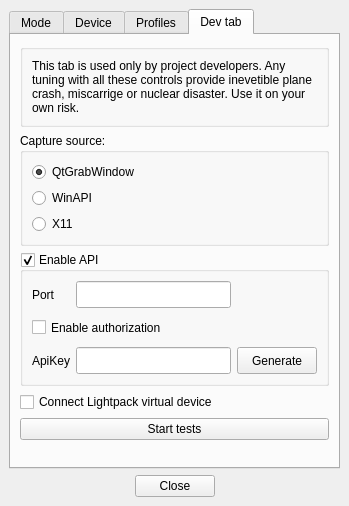
Before: the Qt Designer form Software/src/SettingsWindow.ui in Atarity/Lightpack, drawn with Qt 5.
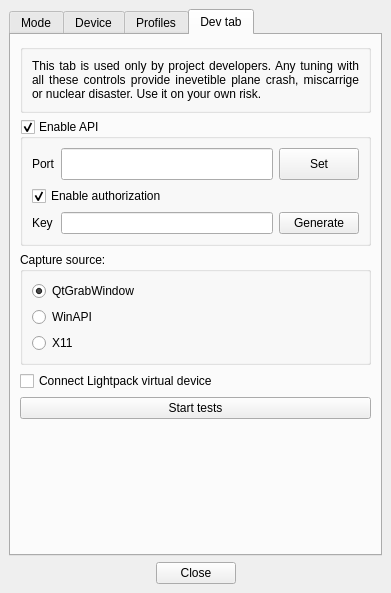
After: the same form once the commit is applied. The open tabs and pages were chosen to show the change. Icons and pictures are not drawn. Custom widgets are drawn as their Qt base class.

Patch:
```diff
--- a/Software/src/SettingsWindow.ui
+++ b/Software/src/SettingsWindow.ui
@@ -7,8 +7,8 @@
    <rect>
     <x>0</x>
     <y>0</y>
-    <width>349</width>
-    <height>506</height>
+    <width>391</width>
+    <height>593</height>
    </rect>
   </property>
   <property name="windowTitle">
@@ -25,6 +25,12 @@
    <layout class="QVBoxLayout" name="verticalLayout_2">
     <item>
      <widget class="QTabWidget" name="tabWidget">
+      <property name="sizePolicy">
+       <sizepolicy hsizetype="Expanding" vsizetype="MinimumExpanding">
+        <horstretch>0</horstretch>
+        <verstretch>0</verstretch>
+       </sizepolicy>
+      </property>
       <property name="tabPosition">
        <enum>QTabWidget::North</enum>
       </property>
@@ -1278,28 +1284,119 @@
        </attribute>
        <layout class="QVBoxLayout" name="verticalLayout_7">
         <item>
-         <widget class="QGroupBox" name="groupBox_8">
-          <property name="minimumSize">
-           <size>
-            <width>0</width>
-            <height>50</height>
-           </size>
-          </property>
-          <property name="title">
-           <string notr="true"/>
+         <widget class="QGroupBox" name="groupBox_DevTabTxt">
+          <property name="checkable">
+           <bool>false</bool>
           </property>
           <layout class="QVBoxLayout" name="verticalLayout_12">
+           <property name="leftMargin">
+            <number>9</number>
+           </property>
            <item>
-            <widget class="QLabel" name="label">
-             <property name="styleSheet">
-              <string notr="true"/>
-             </property>
+            <widget class="QLabel" name="label_DevTabWarning">
              <property name="text">
               <string>This tab is used only by project developers. Any tuning with all these controls provide inevetible plane crash, miscarrige or nuclear disaster. Use it on your own risk.</string>
              </property>
+             <property name="alignment">
+              <set>Qt::AlignJustify|Qt::AlignVCenter</set>
+             </property>
              <property name="wordWrap">
               <bool>true</bool>
              </property>
+             <property name="margin">
+              <number>0</number>
+             </property>
+            </widget>
+           </item>
+          </layout>
+         </widget>
+        </item>
+        <item>
+         <widget class="QGroupBox" name="groupBox_Api">
+          <property name="sizePolicy">
+           <sizepolicy hsizetype="Preferred" vsizetype="Preferred">
+            <horstretch>0</horstretch>
+            <verstretch>0</verstretch>
+           </sizepolicy>
+          </property>
+          <property name="title">
+           <string>Enable API</string>
+          </property>
+          <property name="checkable">
+           <bool>true</bool>
+          </property>
+          <property name="checked">
+           <bool>true</bool>
+          </property>
+          <layout class="QGridLayout" name="gridLayout_3">
+           <item row="0" column="0">
+            <widget class="QLabel" name="label_ApiPort">
+             <property name="text">
+              <string>Port</string>
+             </property>
+            </widget>
+           </item>
+           <item row="0" column="1">
+            <widget class="QLineEdit" name="lineEdit_ApiPort">
+             <property name="sizePolicy">
+              <sizepolicy hsizetype="Expanding" vsizetype="Expanding">
+               <horstretch>0</horstretch>
+               <verstretch>100</verstretch>
+              </sizepolicy>
+             </property>
+             <property name="inputMask">
+              <string>D999; </string>
+             </property>
+            </widget>
+           </item>
+           <item row="0" column="2">
+            <widget class="QPushButton" name="pushButton_SetApiPort">
+             <property name="sizePolicy">
+              <sizepolicy hsizetype="Preferred" vsizetype="Preferred">
+               <horstretch>0</horstretch>
+               <verstretch>0</verstretch>
+              </sizepolicy>
+             </property>
+             <property name="text">
+              <string>Set</string>
+             </property>
+            </widget>
+           </item>
+           <item row="1" column="0" colspan="3">
+            <widget class="QCheckBox" name="checkBox_IsApiAuthEnabled">
+             <property name="text">
+              <string>Enable authorization</string>
+             </property>
+             <property name="checkable">
+              <bool>true</bool>
+             </property>
+             <property name="checked">
+              <bool>true</bool>
+             </property>
+            </widget>
+           </item>
+           <item row="2" column="0">
+            <widget class="QLabel" name="label_ApiKey">
+             <property name="text">
+              <string>Key</string>
+             </property>
+            </widget>
+           </item>
+           <item row="2" column="1">
+            <widget class="QLineEdit" name="lineEdit_ApiKey">
+             <property name="toolTip">
+              <string>Copy and paste this key into the application using the API, for authorization on the server</string>
+             </property>
+             <property name="readOnly">
+              <bool>true</bool>
+             </property>
+            </widget>
+           </item>
+           <item row="2" column="2">
+            <widget class="QPushButton" name="pushButton_GenerateNewApiKey">
+             <property name="text">
+              <string>Generate</string>
+             </property>
             </widget>
            </item>
           </layout>
@@ -1338,100 +1435,6 @@
           </layout>
          </widget>
         </item>
-        <item>
-         <widget class="QGroupBox" name="groupBox_Api">
-          <property name="title">
-           <string>Enable API</string>
-          </property>
-          <property name="checkable">
-           <bool>true</bool>
-          </property>
-          <property name="checked">
-           <bool>true</bool>
-          </property>
-          <layout class="QVBoxLayout" name="verticalLayout_14">
-           <item>
-            <layout class="QGridLayout" name="gridLayout_3">
-             <property name="sizeConstraint">
-              <enum>QLayout::SetMinimumSize</enum>
-             </property>
-             <item row="0" column="0">
-              <widget class="QLabel" name="label_5">
-               <property name="minimumSize">
-                <size>
-                 <width>0</width>
-                 <height>27</height>
-                </size>
-               </property>
-               <property name="text">
-                <string>Port</string>
-               </property>
-              </widget>
-             </item>
-             <item row="2" column="0">
-              <widget class="QLabel" name="label_6">
-               <property name="minimumSize">
-                <size>
-                 <width>0</width>
-                 <height>27</height>
-                </size>
-               </property>
-               <property name="text">
-                <string>ApiKey</string>
-               </property>
-              </widget>
-             </item>
-             <item row="2" column="1">
-              <widget class="QLineEdit" name="lineEdit_ApiKey">
-               <property name="minimumSize">
-                <size>
-                 <width>0</width>
-                 <height>27</height>
-                </size>
-               </property>
-              </widget>
-             </item>
-             <item row="2" column="2">
-              <widget class="QPushButton" name="pushButton_NewKey">
-               <property name="minimumSize">
-                <size>
-                 <width>0</width>
-                 <height>27</height>
-                </size>
-               </property>
-               <property name="text">
-                <string>Generate</string>
-               </property>
-              </widget>
-             </item>
-             <item row="1" column="0" colspan="3">
-              <widget class="QCheckBox" name="checkBox_ApiAuth">
-               <property name="minimumSize">
-                <size>
-                 <width>0</width>
-                 <height>27</height>
-                </size>
-               </property>
-               <property name="text">
-                <string>Enable authorization</string>
-               </property>
-              </widget>
-             </item>
-             <item row="0" column="1">
-              <widget class="QLineEdit" name="lineEdit_ApiPort">
-               <property name="minimumSize">
-                <size>
-                 <width>0</width>
-                 <height>27</height>
-                </size>
-               </property>
-              </widget>
-             </item>
-            </layout>
-           </item>
-          </layout>
-         </widget>
-        </item>
         <item>
          <widget class="QCheckBox" name="checkBox_ConnectVirtualDevice">
           <property name="toolTip">
@@ -1457,9 +1460,12 @@
           <property name="orientation">
            <enum>Qt::Vertical</enum>
           </property>
+          <property name="sizeType">
+           <enum>QSizePolicy::Expanding</enum>
+          </property>
           <property name="sizeHint" stdset="0">
            <size>
-            <width>20</width>
+            <width>50</width>
             <height>1</height>
            </size>
           </property>
```
Left out of the diff: 77 changed lines with no effect on the pictures.
